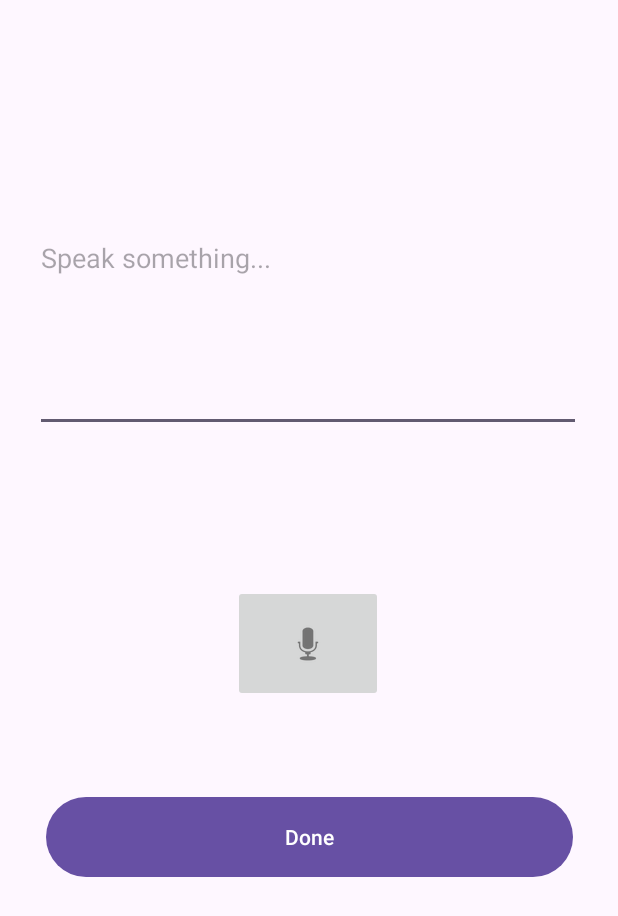
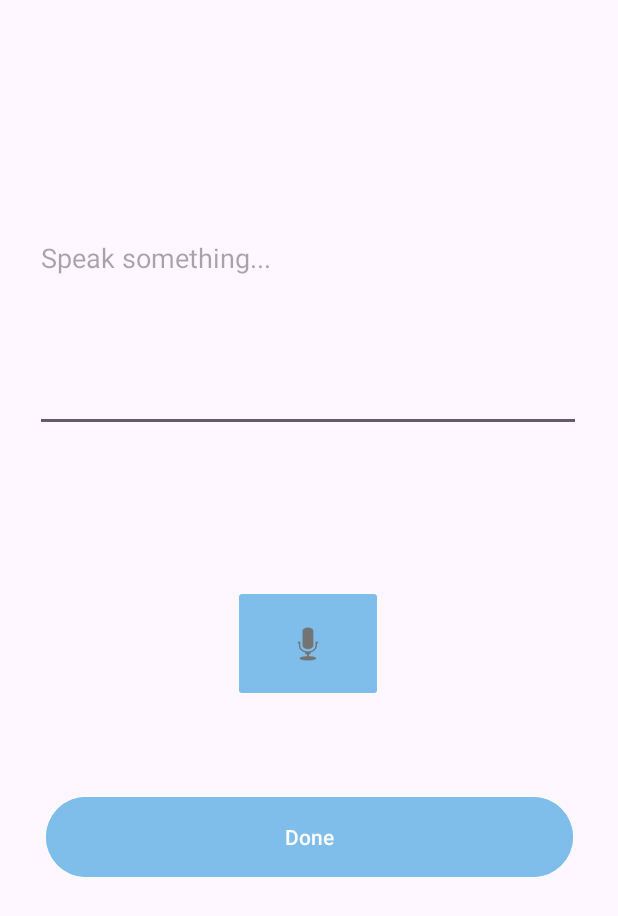
Before and after one commit to zavalani/SayDoneApp, an Android app: the VoiceInputActivity screen opened directly, with no data from a screen before it, on a phone screen of 412 x 824 dp. Shown: the top 916 px of the screen. Run offline under Robolectric (Android 15) with nearby library versions, the phone set to English and light mode, and no system bars.

Commit message:
colors changed

```diff
--- a/app/src/main/res/layout/activity_voice_input.xml
+++ b/app/src/main/res/layout/activity_voice_input.xml
@@ -6,6 +6,7 @@
     android:layout_width="match_parent"
     android:layout_height="match_parent"
     android:padding="16dp">
+
 
     <EditText
         android:id="@+id/etRecognizedText"
@@ -25,6 +26,7 @@
         android:id="@+id/btnMicStart"
         android:layout_width="100dp"
         android:layout_height="78dp"
+        android:backgroundTint="@color/bojqielli"
         android:contentDescription="Start Recording"
         android:src="@android:drawable/ic_btn_speak_now"
         app:layout_constraintBottom_toBottomOf="parent"
@@ -38,6 +40,7 @@
         android:id="@+id/btnDone"
         android:layout_width="351dp"
         android:layout_height="61dp"
+        android:backgroundTint="@color/bojqielli"
         android:text="Done"
         app:layout_constraintBottom_toBottomOf="parent"
         app:layout_constraintEnd_toEndOf="parent"
@@ -49,6 +52,7 @@
         android:id="@+id/btnMicStop"
         android:layout_width="100dp"
         android:layout_height="78dp"
+        android:backgroundTint="@color/lightgreen"
         android:contentDescription="Stop Recording"
         android:src="@android:drawable/ic_media_pause"
         app:layout_constraintBottom_toBottomOf="parent"
--- a/app/src/main/res/values/colors.xml
+++ b/app/src/main/res/values/colors.xml
@@ -6,4 +6,5 @@
     <color name="eggshell">#F4EBD9</color>
     <color name="mint">#09BC8A</color>
     <color name="bojqielli">#7FBEEB</color>
+    <color name="lightgreen">#7dcea0</color>
 </resources>
```
Also changed, not shown: app/src/main/res/layout/activity_main.xml (+7 -2 lines).
